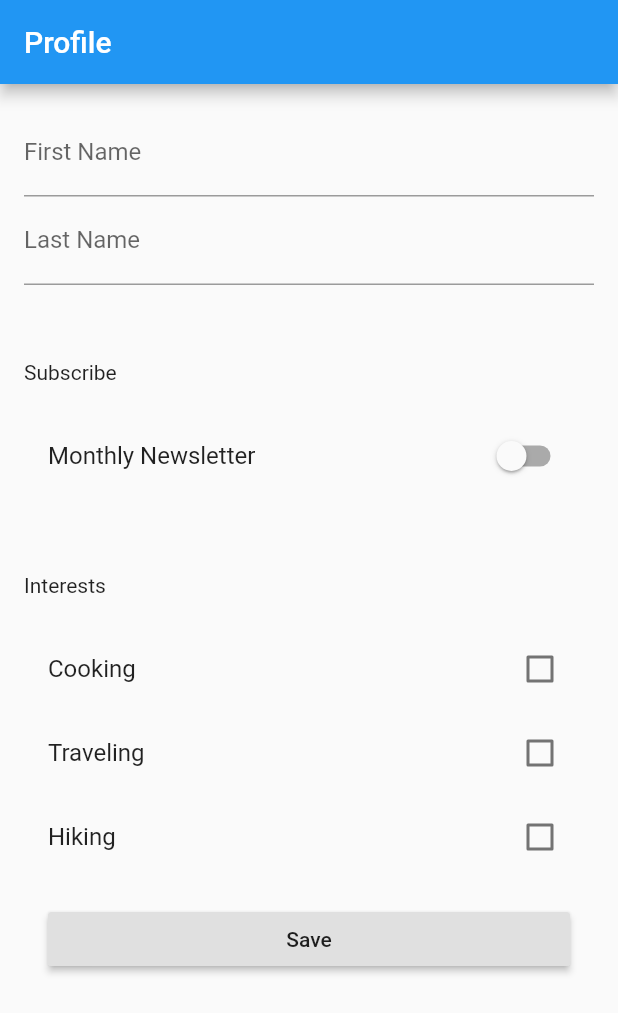
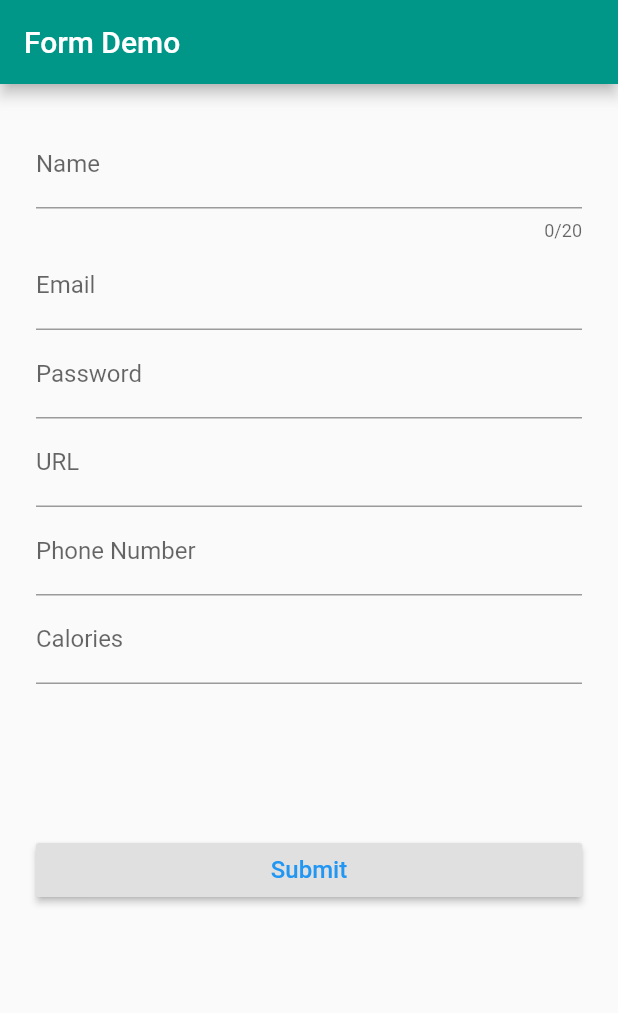
Before and after one commit to jake-08/jake_testing_area, a Flutter app: the screen it shows after launch, on a phone screen of 412 x 824 dp. Shown: the top 1013 px of the screen. Run offline on Flutter 3.47's test engine with Material 2 defaults, Android fonts, the phone set to English and light mode, and no system bars.

Commit message:
How to create and validate forms in Flutter

```diff
--- a/lib/app.dart
+++ /dev/null
@@ -1,12 +0,0 @@
-import 'package:flutter/material.dart';
-import 'screens/home_material.dart';
-
-class App extends StatelessWidget {
-  @override
-  Widget build(BuildContext context) {
-    return MaterialApp(
-      title: 'Form Demo',
-      home: HomeMaterial(),
-    );
-  }
-}
--- /dev/null
+++ b/lib/form_screen.dart
@@ -0,0 +1,152 @@
+import 'package:flutter/material.dart';
+
+class FormScreen extends StatefulWidget {
+  @override
+  _FormScreenState createState() => _FormScreenState();
+}
+
+class _FormScreenState extends State<FormScreen> {
+
+  String _name;
+  String _email;
+  String _password;
+  String _url;
+  String _phoneNumber;
+  String _calories;
+
+  final GlobalKey<FormState> _formKey = GlobalKey<FormState>();
+
+  Widget _buildName(){
+    return TextFormField(
+      decoration: InputDecoration(labelText: 'Name'),
+      maxLength: 20,
+      validator: (String value) {
+        if(value.isEmpty){
+          return 'Name is required';
+        }
+      },
+      onSaved: (String value) {
+        _name = value;
+      },
+    );
+  }
+
+  Widget _buildEmail(){
+    return TextFormField(
+      decoration: InputDecoration(labelText: 'Email'),
+      keyboardType: TextInputType.emailAddress,
+      validator: (String value) {
+        if(value.isEmpty){
+          return 'Email is required';
+        }
+        if(!RegExp(r'^(([^<>()[\]\\.,;:\s@\"]+(\.[^<>()[\]\\.,;:\s@\"]+)*)|(\".+\"))@((\[[0-9]{1,3}\.[0-9]{1,3}\.[0-9]{1,3}\.[0-9]{1,3}\])|(([a-zA-Z\-0-9]+\.)+[a-zA-Z]{2,}))$').hasMatch(value)){
+          return 'Please enter a valid email address';
+        }
+        return null;
+      },
+      onSaved: (String value) {
+        _email = value;
+      },
+    );
+  }
+
+  Widget _buildPassword(){
+    return TextFormField(
+      decoration: InputDecoration(labelText: 'Password'),
+      keyboardType: TextInputType.visiblePassword,
+      validator: (String value) {
+        if(value.isEmpty){
+          return 'Password is required';
+        }
+      },
+      onSaved: (String value) {
+        _password = value;
+      },
+    );
+  }
+
+  Widget _buildURL(){
+    return TextFormField(
+      decoration: InputDecoration(labelText: 'URL'),
+      keyboardType: TextInputType.url,
+      validator: (String value) {
+        if(value.isEmpty){
+          return 'URL is required';
+        }
+      },
+      onSaved: (String value) {
+        _url = value;
+      },
+    );
+  }
+
+  Widget _buildPhoneNumber(){
+    return TextFormField(
+      decoration: InputDecoration(labelText: 'Phone Number'),
+      keyboardType: TextInputType.phone,
+      validator: (String value) {
+        if(value.isEmpty){
+          return 'Phone Number is required';
+        }
+      },
+      onSaved: (String value) {
+        _phoneNumber = value;
+      },
+    );
+  }
+
+  Widget _buildCalories(){
+    return TextFormField(
+      decoration: InputDecoration(labelText: 'Calories'),
+      keyboardType: TextInputType.number,
+      validator: (String value) {
+        if(value.isEmpty){
+          return 'Calories is required';
+        }
+      },
+      onSaved: (String value) {
+        _calories = value;
+      },
+    );
+  }
+
+
+  @override
+  Widget build(BuildContext context) {
+    return Scaffold(
+      appBar: AppBar(title: Text('Form Demo')),
+      body: Container(
+        margin: EdgeInsets.all(24.0),
+        child: Form(
+          key: _formKey,
+          child: SingleChildScrollView(
+            child: Column(
+              mainAxisAlignment: MainAxisAlignment.center,
+              crossAxisAlignment: CrossAxisAlignment.stretch,
+              children: [
+                _buildName(),
+                _buildEmail(),
+                _buildPassword(),
+                _buildURL(),
+                _buildPhoneNumber(),
+                _buildCalories(),
+                SizedBox(height: 100),
+                RaisedButton(
+                  child: Text(
+                    'Submit',
+                    style: TextStyle(color: Colors.blue, fontSize: 16.0)),
+                    onPressed: () {
+                      if(_formKey.currentState.validate()){
+                        _formKey.currentState.save();
+                        print(_name);
+                      }
+                    },
+                )
+              ],
+            ),
+          ),
+        ),
+      ),
+    );
+  }
+}
--- a/lib/main.dart
+++ b/lib/main.dart
@@ -1,4 +1,17 @@
 import 'package:flutter/material.dart';
-import 'app.dart';
+import 'form_screen.dart';
 
-void main() => runApp(App());
+void main() => runApp(MyApp());
+
+class MyApp extends StatelessWidget {
+  @override
+  Widget build(BuildContext context) {
+    return MaterialApp(
+      title: 'Coding with Curry',
+      theme: ThemeData(
+        primarySwatch: Colors.teal,
+      ),
+      home: FormScreen(),
+    );
+  }
+}
--- a/lib/models/user.dart
+++ /dev/null
@@ -1,18 +0,0 @@
-class User{
-  static const String PassionCooking = 'cooking';
-  static const String PassionHiking = 'hiking';
-  static const String PassionTraveling = 'traveling';
-
-  String firstName = '';
-  String lastName = '';
-  Map<String, bool> passions = {
-    PassionCooking: false,
-    PassionHiking: false,
-    PassionTraveling: false
-  };
-  bool newsletter = false;
-
-  save(){
-    print('saving user using a web service');
-  }
-}
--- a/lib/screens/home_material.dart
+++ /dev/null
@@ -1,97 +0,0 @@
-import 'package:flutter/material.dart';
-import '../models/user.dart';
-
-class HomeMaterial extends StatefulWidget {
-  @override
-  _HomeMaterialState createState() => _HomeMaterialState();
-}
-
-class _HomeMaterialState extends State<HomeMaterial> {
-  final _formKey = GlobalKey<FormState>();
-  final _user = User();
-
-  @override
-  Widget build(BuildContext context) {
-    return Scaffold(
-      appBar: AppBar(title: Text('Profile')),
-      body: Container(
-        padding: const EdgeInsets.symmetric(vertical: 16.0, horizontal: 16.0),
-        child: Builder(
-          builder: (context) => Form(
-            key: _formKey,
-            child: SingleChildScrollView(
-              child: Column(
-                crossAxisAlignment: CrossAxisAlignment.stretch,
-                children: [
-                  TextFormField(
-                    decoration: InputDecoration(labelText: 'First Name'),
-                    validator: (value){
-                      if(value.isEmpty){
-                        return "Please enter your first name";
-                      }
-                    },
-                    onSaved: (val) =>
-                        setState(() => _user.firstName = val),
-                  ),
-                  TextFormField(
-                    decoration: InputDecoration(labelText: 'Last Name'),
-                    validator: (value){
-                      if(value.isEmpty){
-                        return 'Please enter your last name';
-                      }
-                    },
-                    onSaved: (val) =>
-                        setState(() => _user.lastName = val),
-                  ),
-                  Container(
-                    padding: const EdgeInsets.fromLTRB(0, 50, 0, 20),
-                    child: Text('Subscribe'),
-                  ),
-                  SwitchListTile(
-                    title: const Text('Monthly Newsletter'),
-                    value: _user.newsletter,
-                    onChanged: (val) => setState(() => _user.newsletter = val)),
-                  Container(
-                    padding: const EdgeInsets.fromLTRB(0, 50, 0, 20),
-                    child: Text('Interests'),
-                  ),
-                  CheckboxListTile(
-                    title: const Text('Cooking'),
-                    value: _user.passions[User.PassionCooking],
-                    onChanged: (val) => setState(() => _user.passions[User.PassionCooking] = val)),
-                  CheckboxListTile(
-                      title: const Text('Traveling'),
-                      value: _user.passions[User.PassionTraveling],
-                      onChanged: (val) => setState(() => _user.passions[User.PassionTraveling] = val)),
-                  CheckboxListTile(
-                      title: const Text('Hiking'),
-                      value: _user.passions[User.PassionHiking],
-                      onChanged: (val) => setState(() => _user.passions[User.PassionHiking] = val)),
-                  Container(
-                    padding: const EdgeInsets.symmetric(vertical: 16.0, horizontal: 16.0),
-                    child:
-                    RaisedButton(
-                      onPressed: (){
-                          final form = _formKey.currentState;
-                          if(form.validate()){
-                            form.save();
-                            _user.save();
-                            _showDialog(context);
-                          }
-                      },
-                      child: Text('Save'),
-                    ),
-                  )
-                ],
-              ),
-            ),
-          ),
-        ),
-      )
-    );
-  }
-  _showDialog(BuildContext context){
-    Scaffold.of(context)
-        .showSnackBar(SnackBar(content: Text('Submitting form')));
-  }
-}
```
